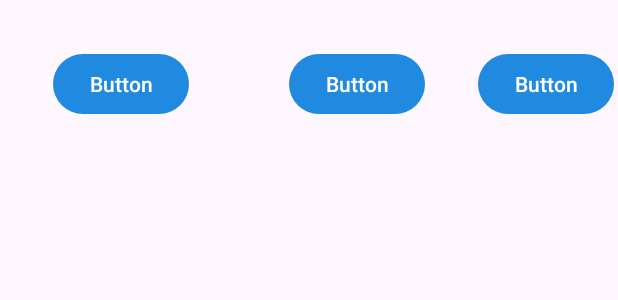
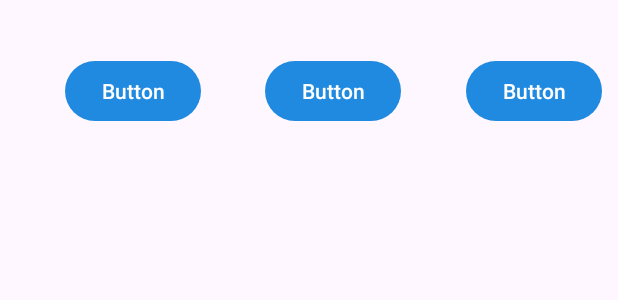
Before and after one commit to Nish-patel16/MyAndroidLabs, an Android app: the layout activity_main.xml on its own in the app's theme, with its tools: preview values and no code run, on a phone screen of 412 x 824 dp. Shown: the top 300 px of the screen. Run offline under Robolectric (Android 15) with nearby library versions, the phone set to English and light mode, and no system bars.

Commit message:
Finished step 2

```diff
--- a/app/src/main/res/layout/activity_main.xml
+++ b/app/src/main/res/layout/activity_main.xml
@@ -16,7 +16,6 @@
         android:layout_height="wrap_content"
         android:layout_marginStart="32dp"
         android:layout_marginTop="32dp"
-        android:layout_marginEnd="32dp"
         android:text="Button"
         android:visibility="visible"
         app:layout_constraintBottom_toBottomOf="parent"
@@ -25,7 +24,7 @@
         app:layout_constraintHorizontal_bias="0.5"
         app:layout_constraintStart_toStartOf="parent"
         app:layout_constraintTop_toTopOf="parent"
-        app:layout_constraintVertical_bias="0.0"
+        app:layout_constraintVertical_bias="0.006"
         tools:visibility="visible" />
 
     <Button
```
